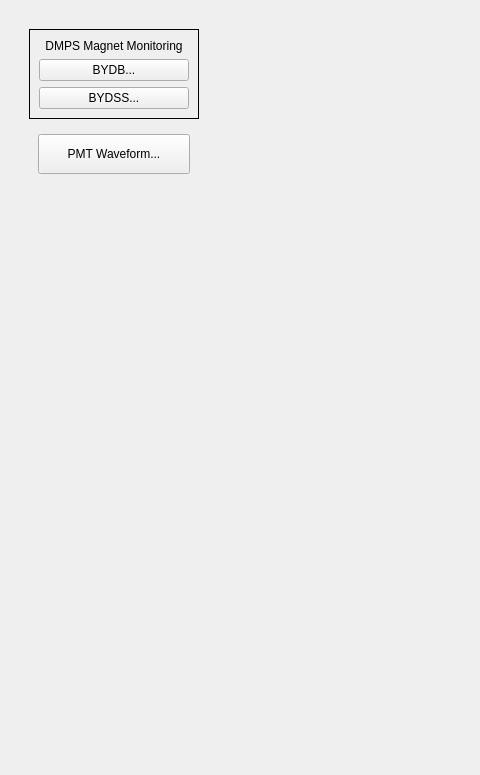
ad-build-test/pydm-mps, file dmps_main.ui: the form before one commit; both pictures show x 0 to 480 and y 0 to 775 of the 1191 by 775 pixel window.
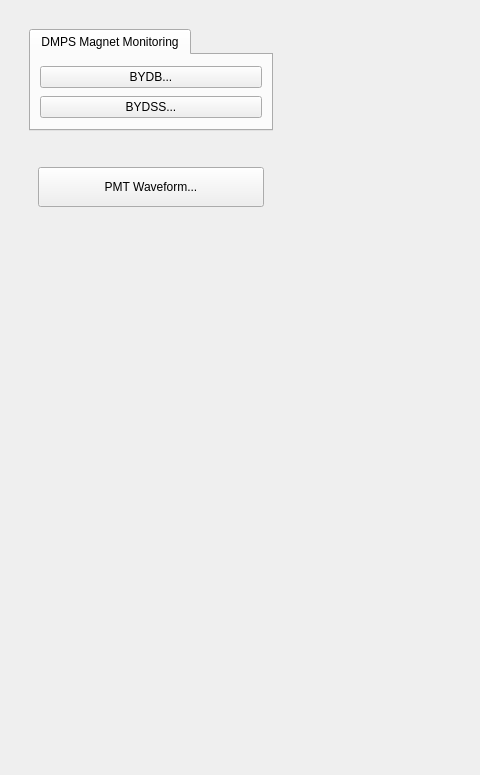
The form after the commit. Custom widgets are drawn as their Qt base class.

The edit to the form file:
```diff
--- a/dmps_main.ui
+++ b/dmps_main.ui
@@ -22,7 +22,7 @@
      <property name="frameShadow">
       <enum>QFrame::Raised</enum>
      </property>
-     <layout class="QGridLayout" name="gridLayout_5">
+     <layout class="QGridLayout" name="gridLayout_5" columnstretch="1,3,0">
       <item row="0" column="1">
        <spacer name="horizontalSpacer">
         <property name="orientation">
@@ -103,27 +103,75 @@
         <property name="frameShadow">
          <enum>QFrame::Raised</enum>
         </property>
-        <layout class="QGridLayout" name="gridLayout_4">
-         <item row="0" column="0">
-          <widget class="QFrame" name="frame_2">
+        <layout class="QGridLayout" name="gridLayout_4" rowstretch="1,1,5">
+         <item row="2" column="0">
+          <spacer name="verticalSpacer_2">
+           <property name="orientation">
+            <enum>Qt::Vertical</enum>
+           </property>
+           <property name="sizeHint" stdset="0">
+            <size>
+             <width>20</width>
+             <height>40</height>
+            </size>
+           </property>
+          </spacer>
+         </item>
+         <item row="1" column="0">
+          <widget class="QFrame" name="frame_3">
            <property name="frameShape">
-            <enum>QFrame::Box</enum>
+            <enum>QFrame::NoFrame</enum>
            </property>
            <property name="frameShadow">
-            <enum>QFrame::Plain</enum>
+            <enum>QFrame::Raised</enum>
            </property>
-           <layout class="QGridLayout" name="gridLayout_2">
+           <layout class="QGridLayout" name="gridLayout_3">
             <item row="0" column="0">
-             <widget class="QLabel" name="label">
+             <widget class="PyDMRelatedDisplayButton" name="PyDMRelatedDisplayButton">
+              <property name="minimumSize">
+               <size>
+                <width>150</width>
+                <height>40</height>
+               </size>
+              </property>
+              <property name="toolTip">
+               <string/>
+              </property>
               <property name="text">
+               <string>PMT Waveform...</string>
+              </property>
+              <property name="filenames" stdset="0">
+               <stringlist>
+                <string>$PYDM/mps/mps_analog_channel.py</string>
+               </stringlist>
+              </property>
+              <property name="showIcon" stdset="0">
+               <bool>false</bool>
+              </property>
+              <property name="macros" stdset="0">
+               <stringlist>
+                <string>P=MPLN:UNDS:MP08:5,BAY=1,CH=0,LOCA=UNDS,IOC_UNIT=MP08,INST=5,CH_NUM=3,CH_NAME=PMT:DMPS:431,P_CH=FADC:DMPS:431,P_TYPE=LOSS</string>
+               </stringlist>
+              </property>
+              <property name="openInNewWindow" stdset="0">
+               <bool>true</bool>
+              </property>
+             </widget>
+            </item>
+           </layout>
+          </widget>
+         </item>
+         <item row="0" column="0">
+          <widget class="QTabWidget" name="tabWidget">
+           <property name="currentIndex">
+            <number>0</number>
+           </property>
+           <widget class="QWidget" name="tab">
+            <attribute name="title">
                <string>DMPS Magnet Monitoring</string>
-              </property>
-              <property name="alignment">
-               <set>Qt::AlignCenter</set>
-              </property>
-             </widget>
-            </item>
-            <item row="1" column="0">
+            </attribute>
+            <layout class="QGridLayout" name="gridLayout_7">
+             <item row="0" column="0">
              <widget class="PyDMEDMDisplayButton" name="PyDMEDMDisplayButton">
               <property name="minimumSize">
                <size>
@@ -152,7 +200,7 @@
               </property>
              </widget>
             </item>
-            <item row="2" column="0">
+             <item row="1" column="0">
              <widget class="PyDMEDMDisplayButton" name="PyDMEDMDisplayButton_2">
               <property name="minimumSize">
                <size>
@@ -186,63 +234,7 @@
             </item>
            </layout>
           </widget>
-         </item>
-         <item row="1" column="0">
-          <widget class="QFrame" name="frame_3">
-           <property name="frameShape">
-            <enum>QFrame::NoFrame</enum>
-           </property>
-           <property name="frameShadow">
-            <enum>QFrame::Raised</enum>
-           </property>
-           <layout class="QGridLayout" name="gridLayout_3">
-            <item row="0" column="0">
-             <widget class="PyDMRelatedDisplayButton" name="PyDMRelatedDisplayButton">
-              <property name="minimumSize">
-               <size>
-                <width>150</width>
-                <height>40</height>
-               </size>
-              </property>
-              <property name="toolTip">
-               <string/>
-              </property>
-              <property name="text">
-               <string>PMT Waveform...</string>
-              </property>
-              <property name="filenames" stdset="0">
-               <stringlist>
-                <string>$PYDM/mps/mps_analog_channel.py</string>
-               </stringlist>
-              </property>
-              <property name="showIcon" stdset="0">
-               <bool>false</bool>
-              </property>
-              <property name="macros" stdset="0">
-               <stringlist>
-                <string>P=MPLN:UNDS:MP08:5,BAY=1,CH=0,LOCA=UNDS,IOC_UNIT=MP08,INST=5,CH_NUM=3,CH_NAME=PMT:DMPS:431,P_CH=FADC:DMPS:431,P_TYPE=LOSS</string>
-               </stringlist>
-              </property>
-              <property name="openInNewWindow" stdset="0">
-               <bool>true</bool>
-              </property>
-             </widget>
-            </item>
-           </layout>
-          </widget>
-         </item>
-         <item row="2" column="0">
-          <spacer name="verticalSpacer_2">
-           <property name="orientation">
-            <enum>Qt::Vertical</enum>
-           </property>
-           <property name="sizeHint" stdset="0">
-            <size>
-             <width>20</width>
-             <height>40</height>
-            </size>
-           </property>
-          </spacer>
+          </widget>
          </item>
         </layout>
        </widget>
```
Lines whose indentation alone changed are shown as unchanged.
